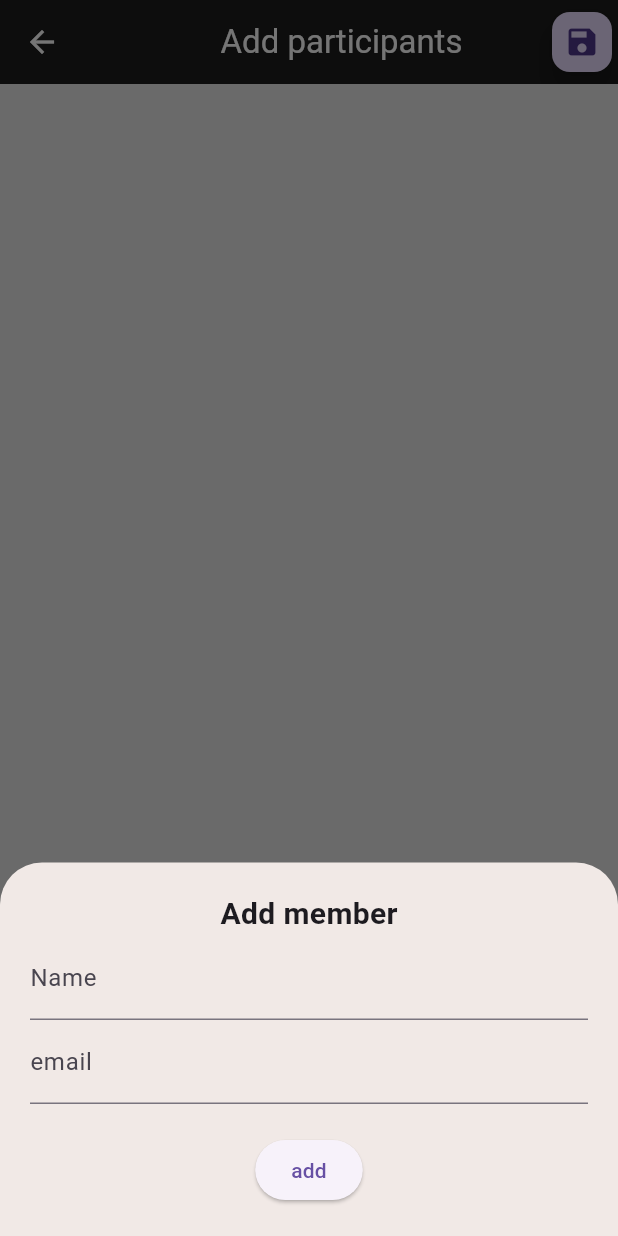
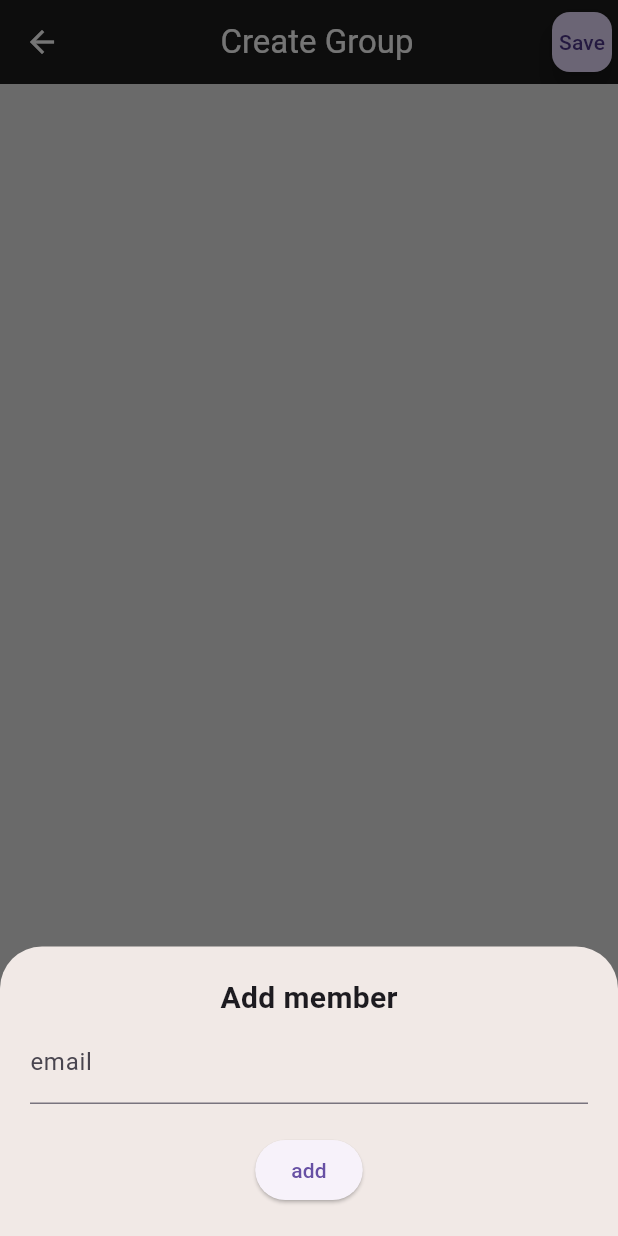
Before and after one commit to MatthewC00273575/secret-santa, a Flutter app: the CreateGroupDetails screen opened directly, after a tap on the "add" icon, on a phone screen of 412 x 824 dp. Run offline on Flutter 3.47's test engine with Material 3 defaults, Android fonts, the phone set to English and light mode, and no system bars; our stand-ins replace cloud_firestore, firebase_auth, firebase_core, google_fonts, google_nav_bar; accounts and stored records are empty.

Commit message:
set rules

```diff
--- a/lib/components/create_bottom_sheet.dart
+++ b/lib/components/create_bottom_sheet.dart
@@ -2,7 +2,6 @@ import 'package:flutter/material.dart';
 import 'package:cloud_firestore/cloud_firestore.dart';
 import 'package:firebase_auth/firebase_auth.dart';
 
-final TextEditingController nameController = TextEditingController();
 final TextEditingController emailController = TextEditingController();
 
 // Assuming you have a userCredential object already
@@ -21,11 +20,10 @@ void createUserDocument() async {
 
   // Create a document within the subcollection
   DocumentReference groupDocRef =
-      subCollection.doc(nameController.text.toString());
+      subCollection.doc(emailController.text.toString());
 
   // Define fields for the widget document
   Map<String, dynamic> groupData = {
-    "name": nameController.text.toString(),
     "email": emailController.text.toString(),
   };
 
@@ -60,13 +58,6 @@ void createBottomSheet(BuildContext context) {
                 ),
               ),
               TextField(
-                controller: nameController,
-                decoration: const InputDecoration(
-                  labelText: "Name",
-                  hintText: "eg.Cristiano",
-                ),
-              ),
-              TextField(
                 keyboardType: TextInputType.emailAddress,
                 controller: emailController,
                 decoration: const InputDecoration(
@@ -79,7 +70,6 @@ void createBottomSheet(BuildContext context) {
                   onPressed: () {
                     createUserDocument();
                     // For clearing the controllers
-                    nameController.clear();
                     emailController.clear();
                     // dismiss keyboard after adding items
                     Navigator.pop(context);
--- a/lib/components/update_bottom_sheet.dart
+++ b/lib/components/update_bottom_sheet.dart
@@ -3,7 +3,7 @@ import 'package:cloud_firestore/cloud_firestore.dart';
 import 'package:firebase_auth/firebase_auth.dart';
 import 'package:secretsanta/components/create_bottom_sheet.dart';
 
-void updateDocument(String name, String email) async {
+void updateDocument(String email) async {
   final currentUser = FirebaseAuth.instance.currentUser!;
   final CollectionReference userCollection =
       FirebaseFirestore.instance.collection("Users");
@@ -12,9 +12,8 @@ void updateDocument(String name, String email) async {
     await userCollection
         .doc(currentUser.email)
         .collection('group')
-        .doc(name)
+        .doc(email) // Use email as the document ID
         .update({
-      'name': name, // Update the 'name' field with the new value
       'email': email, // Update the 'email' field with the new value
     });
     print('Document updated successfully');
@@ -23,9 +22,8 @@ void updateDocument(String name, String email) async {
   }
 }
 
-void updateBottomSheet(BuildContext context, String name, String email) {
+void updateBottomSheet(BuildContext context, String email) {
   // Set initial values for controllers
-  nameController.text = name;
   emailController.text = email;
 
   // Show modal bottom sheet
@@ -55,13 +53,6 @@ void updateBottomSheet(BuildContext context, String name, String email) {
               ),
             ),
             TextField(
-              controller: nameController,
-              decoration: const InputDecoration(
-                labelText: "name",
-                hintText: "eg.Cristiano",
-              ),
-            ),
-            TextField(
               keyboardType: TextInputType.emailAddress,
               controller: emailController,
               decoration: const InputDecoration(
@@ -73,9 +64,8 @@ void updateBottomSheet(BuildContext context, String name, String email) {
             ElevatedButton(
               onPressed: () {
                 // Call updateDocument function with updated values
-                updateDocument(nameController.text, emailController.text);
+                updateDocument(emailController.text);
                 // Clear the controllers
-                nameController.clear();
                 emailController.clear();
                 // Dismiss keyboard after updating
                 Navigator.pop(context);
--- a/lib/pages/create_group_details.dart
+++ b/lib/pages/create_group_details.dart
@@ -30,7 +30,7 @@ class _CreateGroupDetails extends State<CreateGroupDetails> {
     String? result = await showDialog(
       context: context,
       builder: (context) => AlertDialog(
-        title: const Text('Enter Group Name'),
+        title: const Text('Set Group Rules'),
         content: TextField(
           onChanged: (value) {
             setState(() {
@@ -96,7 +96,7 @@ class _CreateGroupDetails extends State<CreateGroupDetails> {
         title: const Padding(
           padding: EdgeInsets.only(left: 75.0),
           child: Text(
-            'Add participants',
+            'Create Group',
             style: TextStyle(
               color: Colors.white,
             ),
@@ -108,7 +108,7 @@ class _CreateGroupDetails extends State<CreateGroupDetails> {
           FloatingActionButton(
             onPressed: () => saveGroup(context),
             mini: true, // Pass BuildContext
-            child: const Icon(Icons.save),
+            child: const Text("Save"),
           ),
         ],
       ),
@@ -136,21 +136,14 @@ class _CreateGroupDetails extends State<CreateGroupDetails> {
                   itemBuilder: (context, index) {
                     final doc = docs[index];
                     return Card(
-                      shape: RoundedRectangleBorder(
-                        borderRadius: BorderRadius.circular(20),
-                      ),
-                      margin: const EdgeInsets.all(10),
+                      // Other code remains the same...
                       child: ListTile(
                         title: Text(
-                          doc['name'], // Document ID as the title
+                          doc['email'].toString(), // Display email
                           style: const TextStyle(
                             fontWeight: FontWeight.bold,
                             fontSize: 20,
                           ),
-                        ),
-                        subtitle: Text(
-                          doc['email']
-                              .toString(), // Email field as the subtitle
                         ),
                         trailing: PopupMenuButton(
                           icon: const Icon(Icons.more_vert),
@@ -163,7 +156,6 @@ class _CreateGroupDetails extends State<CreateGroupDetails> {
                                   Navigator.pop(context);
                                   updateBottomSheet(
                                     context,
-                                    doc['name'].toString(), // name
                                     doc['email'].toString(), // Email
                                   );
                                 },
```
Also changed, not shown: lib/pages/group_infopage.dart (+4 -4 lines).
